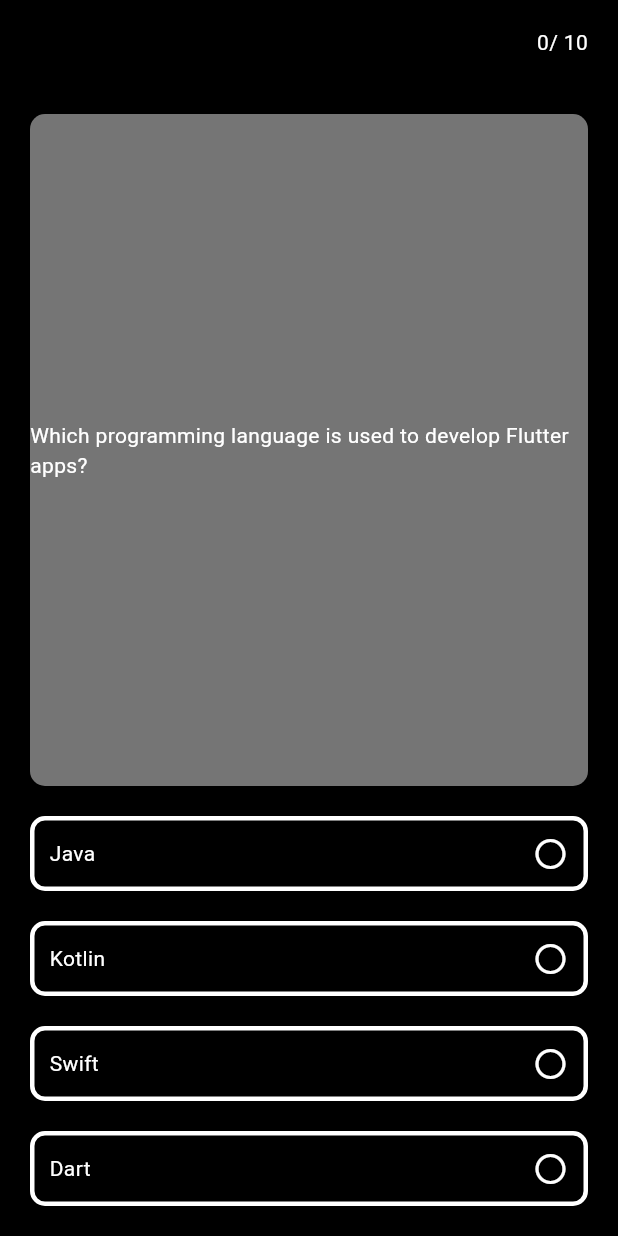
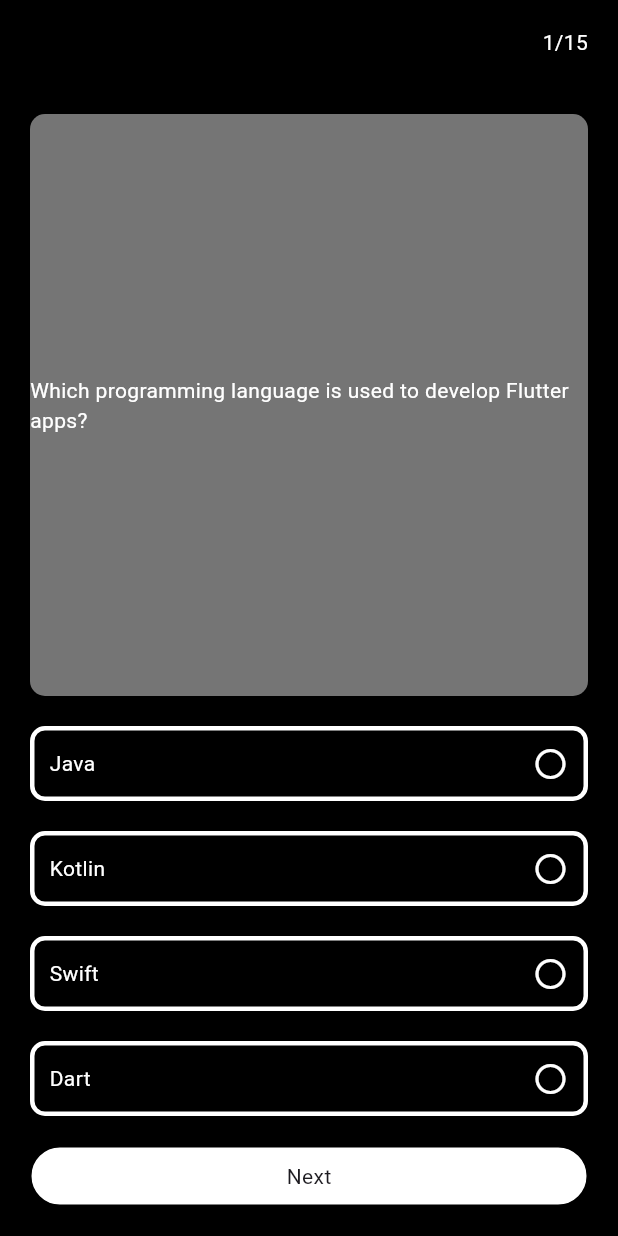
Before and after one commit to SayuNirappel/quiz_app_class_version, a Flutter app: the screen it shows after launch, on a phone screen of 412 x 824 dp. Run offline on Flutter 3.47's test engine with Material 3 defaults, Android fonts, the phone set to English and light mode, and no system bars; network calls fail.

Commit message:
color chang completed

```diff
--- a/lib/dummy_db.dart
+++ b/lib/dummy_db.dart
@@ -1,7 +1,7 @@
 import 'package:quiz_app_class_version/model/question_model.dart';
 
 class DummyDb {
-  List<QuestionModel> questions = [
+  static final List<QuestionModel> questions = [
     QuestionModel(
       question: "Which programming language is used to develop Flutter apps?",
       options: ["Java", "Kotlin", "Swift", "Dart"],
--- a/lib/view/quiz_screem/quiz_screen.dart
+++ b/lib/view/quiz_screem/quiz_screen.dart
@@ -1,5 +1,6 @@
 import 'package:flutter/material.dart';
 import 'package:quiz_app_class_version/dummy_db.dart';
+import 'package:quiz_app_class_version/view/result_screen/result_screen.dart';
 // import 'package:quiz_app_sample/dummy_counter.dart';
 // import 'package:quiz_app_sample/dummy_db.dart';
 // import 'package:quiz_app_sample/model/question_model/question_model.dart';
@@ -17,21 +18,18 @@
 }
 
 class _QuizScreenState extends State<QuizScreen> {
-  DummyDb db1 = DummyDb();
-  // Flagcounter fc = Flagcounter();
+  int limit = 10;
+  int questionIndex = 0;
+  int? clickedIndex;
 
-  int limit = 10;
   @override
   Widget build(BuildContext context) {
-    // int flag = fc.fCounter[0];
-    // int counter = fc.fCounter[1];
-    // int answercount = fc.fCounter[2];
     return Scaffold(
       appBar: AppBar(
         backgroundColor: Colors.black,
         actions: [
           Text(
-            "0/ 10",
+            "${questionIndex + 1}/${DummyDb.questions.length}",
             style: TextStyle(color: Colors.white),
           ),
           SizedBox(
@@ -52,7 +50,7 @@
                     borderRadius: BorderRadius.circular(10)),
                 child: Center(
                   child: Text(
-                    db1.questions[0].question,
+                    DummyDb.questions[questionIndex].question,
                     style: TextStyle(color: Colors.white),
                   ),
                 ),
@@ -65,25 +63,27 @@
               spacing: 20,
               children: List.generate(
                   4,
-                  (index) => Container(
+                  (index) => InkWell(
+                        onTap: () {
+                          clickedIndex = index;
+                          setState(() {});
+                        },
+                        child: Container(
                           decoration: BoxDecoration(
+                              color: _buildOptionColor(index),
                               border: Border.all(width: 3, color: Colors.white),
                               borderRadius: BorderRadius.circular(10)),
                           child: Padding(
                             padding: const EdgeInsets.all(10),
-                          child: InkWell(
-                            onTap: () {
-                              // Navigator.pushReplacement(
-                              //     (context),
-                              //     MaterialPageRoute(
-                              //         builder: (context) => ResultScreen()));
-                            },
                             child: Row(
                               mainAxisAlignment: MainAxisAlignment.spaceBetween,
                               children: [
-                                Text(
-                                  db1.questions[0].options[index],
+                                Expanded(
+                                  child: Text(
+                                    DummyDb.questions[questionIndex]
+                                        .options[index],
                                     style: TextStyle(color: Colors.white),
+                                  ),
                                 ),
                                 Icon(
                                   Icons.circle_outlined,
@@ -95,9 +95,47 @@
                         ),
                       )),
             ),
+            SizedBox(
+              height: 20,
+            ),
+            InkWell(
+              onTap: () {
+                setState(() {
+                  if (questionIndex < DummyDb.questions.length - 1) {
+                    questionIndex++;
+                  } else {
+                    Navigator.pushReplacement(
+                        (context),
+                        MaterialPageRoute(
+                            builder: (context) => ResultScreen()));
+                  }
+                  clickedIndex = null;
+                });
+              },
+              child: Container(
+                  height: 40,
+                  width: double.infinity,
+                  // margin: EdgeInsets.all(20),
+                  decoration: BoxDecoration(
+                      border: Border.all(),
+                      borderRadius: BorderRadius.circular(20),
+                      color: Colors.white),
+                  child: Center(child: Text("Next"))),
+            )
           ],
         ),
       ),
     );
   }
+
+  Color? _buildOptionColor(int index) {
+    if (clickedIndex == index) {
+      if (index == DummyDb.questions[questionIndex].answerIndex) {
+        return Colors.greenAccent;
+      } else {
+        return Colors.redAccent;
       }
+    }
+    return null;
+  }
+}
```
Also changed, not shown: lib/view/result_screen/result_screen.dart (added, +17 -0 lines). Lines whose indentation alone changed are shown as unchanged.
